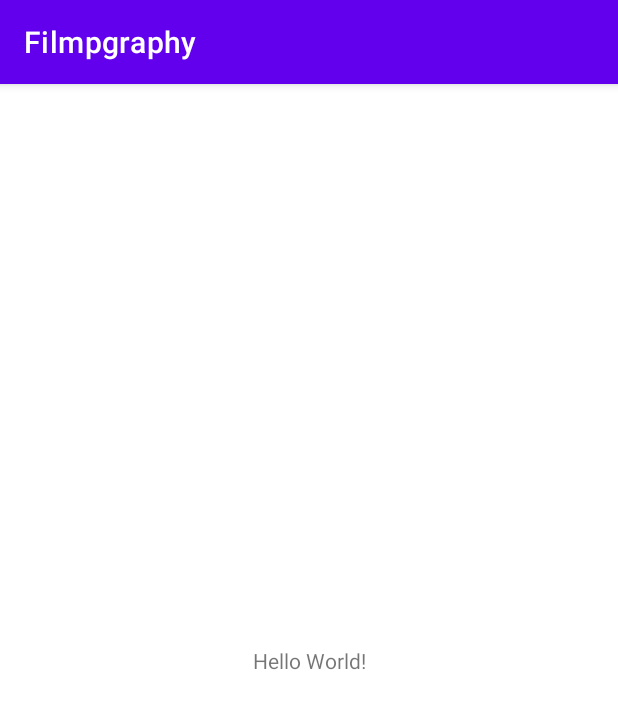
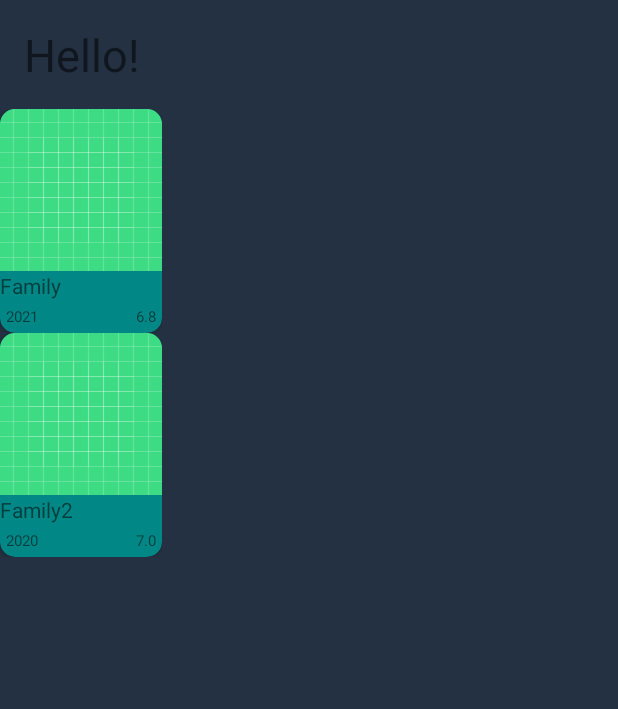
Before and after one commit to GITUG01/Filmography, an Android app: the screen it shows after launch (MainActivity), on a phone screen of 412 x 824 dp. Shown: the top 709 px of the screen. Run offline under Robolectric (Android 15) with nearby library versions, the phone set to English and light mode, and no system bars.

Commit message:
realise film cards in recyclerview

```diff
--- a/app/build.gradle
+++ b/app/build.gradle
@@ -37,6 +37,7 @@ dependencies {
     implementation 'androidx.appcompat:appcompat:1.3.1'
     implementation 'com.google.android.material:material:1.4.0'
     implementation 'androidx.constraintlayout:constraintlayout:2.1.1'
+    implementation 'androidx.legacy:legacy-support-v4:1.0.0'
     testImplementation 'junit:junit:4.+'
     androidTestImplementation 'androidx.test.ext:junit:1.1.3'
     androidTestImplementation 'androidx.test.espresso:espresso-core:3.4.0'
--- /dev/null
+++ b/app/src/main/java/com/gitug01/filmpgraphy/data/impl/FilmRepoImpl.kt
@@ -0,0 +1,34 @@
+package com.gitug01.filmpgraphy.data.impl
+
+import com.gitug01.filmpgraphy.R
+import com.gitug01.filmpgraphy.domain.entity.FilmEntity
+import com.gitug01.filmpgraphy.domain.repo.FilmRepo
+
+class FilmRepoImpl() : FilmRepo{
+
+
+    var counter: Int = 0
+
+    private var cache: ArrayList<FilmEntity> = ArrayList()
+    override fun films(): ArrayList<FilmEntity> {
+        return cache
+    }
+
+
+    override fun addFilm(film: FilmEntity): Int {
+        var newId = ++counter
+        film.id = newId
+        cache.add(film)
+        return newId
+    }
+
+    override fun removeFilm(id: Int) {
+        cache.removeAt(id)
+    }
+
+    override fun editFilm(id: Int, film: FilmEntity) {
+        TODO("Not yet implemented")
+    }
+
+
+}
--- /dev/null
+++ b/app/src/main/java/com/gitug01/filmpgraphy/domain/entity/FilmEntity.kt
@@ -0,0 +1,21 @@
+package com.gitug01.filmpgraphy.domain.entity
+
+import android.media.Image
+
+class FilmEntity(image: Int, name: String, rating: String, year: Int){
+
+    var id: Int? = null
+    var image: Int? = null
+    var name: String? = null
+    var rating: String? = null
+    var year: Int? = null
+
+    init {
+        this.image = image
+        this.name = name
+        this.rating = rating
+        this.year = year
+    }
+
+
+}
--- /dev/null
+++ b/app/src/main/java/com/gitug01/filmpgraphy/domain/repo/FilmRepo.kt
@@ -0,0 +1,13 @@
+package com.gitug01.filmpgraphy.domain.repo
+
+import com.gitug01.filmpgraphy.R
+import com.gitug01.filmpgraphy.domain.entity.FilmEntity
+
+interface FilmRepo {
+
+    fun films(): ArrayList<FilmEntity>
+    fun addFilm(film: FilmEntity): Int
+    fun removeFilm(id: Int)
+    fun editFilm(id: Int, film: FilmEntity)
+
+}
--- /dev/null
+++ b/app/src/main/java/com/gitug01/filmpgraphy/ui/FilmViewHolder.kt
@@ -0,0 +1,16 @@
+package com.gitug01.filmpgraphy.ui
+
+import android.view.View
+import android.widget.TextView
+import androidx.cardview.widget.CardView
+import androidx.recyclerview.widget.RecyclerView
+import com.gitug01.filmpgraphy.R
+
+class FilmViewHolder(itemView: View) : RecyclerView.ViewHolder(itemView) {
+
+    var filmCardView: CardView = itemView.findViewById(R.id.film_container)
+    var name: TextView = itemView.findViewById(R.id.name)
+    var year: TextView = itemView.findViewById(R.id.year)
+    var rating: TextView = itemView.findViewById(R.id.rating)
+
+}
--- /dev/null
+++ b/app/src/main/java/com/gitug01/filmpgraphy/ui/FilmsAdapter.kt
@@ -0,0 +1,37 @@
+package com.gitug01.filmpgraphy.ui
+
+import android.annotation.SuppressLint
+import android.view.LayoutInflater
+import android.view.View
+import android.view.ViewGroup
+import androidx.recyclerview.widget.RecyclerView
+import com.gitug01.filmpgraphy.R
+import com.gitug01.filmpgraphy.domain.entity.FilmEntity
+
+class FilmsAdapter : RecyclerView.Adapter<FilmViewHolder>() {
+    private var data: List<FilmEntity>? = null
+
+    @SuppressLint("NotifyDataSetChanged")
+    fun setData(data: List<FilmEntity>){
+        this.data = ArrayList(data)
+        notifyDataSetChanged()
+    }
+
+        override fun onCreateViewHolder(parent: ViewGroup, viewType: Int): FilmViewHolder {
+            var view: View = LayoutInflater.from(parent.context).inflate(R.layout.film, parent, false)
+            return FilmViewHolder(view)
+    }
+
+    override fun onBindViewHolder(holder: FilmViewHolder, position: Int) {
+        var film: FilmEntity = getItem(position)
+        holder.name.text = film.name
+        holder.year.text = film.year.toString()
+        holder.rating.text = film.rating
+    }
+
+    private fun getItem(position: Int) = data!![position]
+
+    override fun getItemCount(): Int {
+        return data!!.size
+    }
+}
--- a/app/src/main/java/com/gitug01/filmpgraphy/ui/main/MainActivity.kt
+++ b/app/src/main/java/com/gitug01/filmpgraphy/ui/main/MainActivity.kt
@@ -2,11 +2,31 @@ package com.gitug01.filmpgraphy.ui.main
 
 import androidx.appcompat.app.AppCompatActivity
 import android.os.Bundle
+import androidx.annotation.IdRes
+import androidx.annotation.NonNull
+import androidx.fragment.app.Fragment
 import com.gitug01.filmpgraphy.R
+import com.gitug01.filmpgraphy.ui.screens.MainScreen
 
 class MainActivity : AppCompatActivity() {
+
+
     override fun onCreate(savedInstanceState: Bundle?) {
         super.onCreate(savedInstanceState)
         setContentView(R.layout.activity_main)
+
+        replaceFragment(R.id.fragments_container, MainScreen(), false)
+
+    }
+
+    private fun replaceFragment(@IdRes containerViewId: Int,
+                                @NonNull fragment: Fragment,
+                                addToBackStack: Boolean){
+        when(addToBackStack){
+            false -> supportFragmentManager.beginTransaction().
+            replace(containerViewId, fragment).commit()
+            true -> supportFragmentManager.beginTransaction().
+            replace(containerViewId, fragment).addToBackStack(null).commit()
+        }
     }
 }
--- /dev/null
+++ b/app/src/main/java/com/gitug01/filmpgraphy/ui/screens/MainScreen.kt
@@ -0,0 +1,50 @@
+package com.gitug01.filmpgraphy.ui.screens
+
+import android.os.Bundle
+import android.util.Log
+import androidx.fragment.app.Fragment
+import android.view.LayoutInflater
+import android.view.View
+import android.view.ViewGroup
+import androidx.recyclerview.widget.LinearLayoutManager
+import androidx.recyclerview.widget.RecyclerView
+import com.gitug01.filmpgraphy.R
+import com.gitug01.filmpgraphy.data.impl.FilmRepoImpl
+import com.gitug01.filmpgraphy.domain.entity.FilmEntity
+import com.gitug01.filmpgraphy.domain.repo.FilmRepo
+import com.gitug01.filmpgraphy.ui.FilmsAdapter
+
+class MainScreen : Fragment() {
+
+    var recyclerView: RecyclerView? = null
+    var filmRepo: FilmRepo = FilmRepoImpl()
+    var adapter: FilmsAdapter = FilmsAdapter()
+
+    override fun onCreate(savedInstanceState: Bundle?) {
+        Log.d("@@@", "start")
+        super.onCreate(savedInstanceState)
+    }
+
+    override fun onCreateView(
+        inflater: LayoutInflater, container: ViewGroup?,
+        savedInstanceState: Bundle?
+    ): View? {
+        Log.d("@@@", "Create")
+        return inflater.inflate(R.layout.fragment_main_screen, container, false)
+    }
+
+    override fun onViewCreated(view: View, savedInstanceState: Bundle?) {
+
+        recyclerView = view.findViewById(R.id.main_recycler)
+        recyclerView!!.layoutManager = LinearLayoutManager(context)
+        recyclerView!!.adapter = adapter
+        adapter.setData(filmRepo.films())
+
+        filmRepo.addFilm(FilmEntity(R.drawable.ic_launcher_background, "Family", "6.8", 2021))
+        filmRepo.addFilm(FilmEntity(R.drawable.ic_launcher_background, "Family2", "7.0", 2020))
+        adapter.setData(filmRepo.films())
+
+        super.onViewCreated(view, savedInstanceState)
+        Log.d("@@@", "onViewCreated")
+    }
+}
--- a/app/src/main/res/layout/activity_main.xml
+++ b/app/src/main/res/layout/activity_main.xml
@@ -1,18 +1,15 @@
 <?xml version="1.0" encoding="utf-8"?>
-<androidx.constraintlayout.widget.ConstraintLayout xmlns:android="http://schemas.android.com/apk/res/android"
-    xmlns:app="http://schemas.android.com/apk/res-auto"
+<LinearLayout
+    xmlns:android="http://schemas.android.com/apk/res/android"
     xmlns:tools="http://schemas.android.com/tools"
     android:layout_width="match_parent"
+    android:gravity="center"
     android:layout_height="match_parent"
     tools:context=".ui.main.MainActivity">
 
-    <TextView
-        android:layout_width="wrap_content"
-        android:layout_height="wrap_content"
-        android:text="Hello World!"
-        app:layout_constraintBottom_toBottomOf="parent"
-        app:layout_constraintLeft_toLeftOf="parent"
-        app:layout_constraintRight_toRightOf="parent"
-        app:layout_constraintTop_toTopOf="parent" />
+    <FrameLayout
+        android:id="@+id/fragments_container"
+        android:layout_width="match_parent"
+        android:layout_height="match_parent"/>
 
-</androidx.constraintlayout.widget.ConstraintLayout>
+</LinearLayout>
--- /dev/null
+++ b/app/src/main/res/layout/film.xml
@@ -0,0 +1,81 @@
+<?xml version="1.0" encoding="utf-8"?>
+<LinearLayout xmlns:android="http://schemas.android.com/apk/res/android"
+    android:layout_width="wrap_content"
+    android:layout_height="wrap_content"
+    xmlns:app="http://schemas.android.com/apk/res-auto"
+    xmlns:tools="http://schemas.android.com/tools">
+
+    <androidx.cardview.widget.CardView
+        android:id="@+id/film_container"
+        android:layout_width="wrap_content"
+        android:layout_height="wrap_content"
+        app:cardBackgroundColor="@color/teal_700"
+        app:cardCornerRadius="10dp">
+
+        <LinearLayout
+            android:layout_width="match_parent"
+            android:layout_height="wrap_content"
+            android:orientation="vertical">
+
+            <ImageView
+                android:id="@+id/image"
+                android:layout_width="wrap_content"
+                android:layout_height="wrap_content"
+                android:src="@drawable/ic_launcher_background"/>
+
+            <TextView
+                android:id="@+id/name"
+                android:layout_width="match_parent"
+                android:layout_height="wrap_content"
+                android:layout_marginRight="20dp"
+                tools:text="name"
+                android:maxLines="1"/>
+
+            <RelativeLayout
+                android:layout_width="match_parent"
+                android:layout_height="wrap_content">
+
+                <TextView
+                    android:id="@+id/year"
+                    android:layout_width="wrap_content"
+                    android:layout_height="wrap_content"
+                    android:layout_marginStart="4dp"
+                    android:layout_marginTop="4dp"
+                    android:layout_marginEnd="4dp"
+                    android:layout_marginBottom="4dp"
+                    android:ellipsize="end"
+                    android:maxLines="10"
+                    android:textSize="10sp"
+                    tools:text="2020" />
+
+                <TextView
+                    android:id="@+id/rating"
+                    android:layout_width="wrap_content"
+                    android:layout_height="wrap_content"
+                    android:layout_alignParentRight="true"
+                    android:layout_marginStart="4dp"
+                    android:layout_marginTop="4dp"
+                    android:layout_marginEnd="4dp"
+                    android:layout_marginBottom="4dp"
+                    android:textSize="10sp"
+                    tools:text="6.9" />
+
+            </RelativeLayout>
+
+<!--            <LinearLayout-->
+<!--                android:layout_width="wrap_content"-->
+<!--                android:layout_height="wrap_content"-->
+<!--                android:orientation="horizontal">-->
+
+<!--                -->
+
+<!--            </LinearLayout>-->
+
+
+
+        </LinearLayout>
+
+
+    </androidx.cardview.widget.CardView>
+
+</LinearLayout>
--- /dev/null
+++ b/app/src/main/res/layout/fragment_main_screen.xml
@@ -0,0 +1,22 @@
+<?xml version="1.0" encoding="utf-8"?>
+<LinearLayout xmlns:android="http://schemas.android.com/apk/res/android"
+    xmlns:tools="http://schemas.android.com/tools"
+    android:layout_width="match_parent"
+    android:layout_height="match_parent"
+    android:background="@color/background"
+    android:orientation="vertical"
+    tools:context=".ui.screens.MainScreen">
+
+    <TextView
+        android:layout_width="wrap_content"
+        android:layout_height="wrap_content"
+        android:layout_margin="16dp"
+        android:text="Hello!"
+        android:textSize="30sp" />
+
+    <androidx.recyclerview.widget.RecyclerView
+        android:id="@+id/main_recycler"
+        android:layout_width="match_parent"
+        android:layout_height="match_parent" />
+
+</LinearLayout>
--- a/app/src/main/res/values/colors.xml
+++ b/app/src/main/res/values/colors.xml
@@ -7,4 +7,5 @@
     <color name="teal_700">#FF018786</color>
     <color name="black">#FF000000</color>
     <color name="white">#FFFFFFFF</color>
+    <color name="background">#233142</color>
 </resources>
--- a/app/src/main/res/values/strings.xml
+++ b/app/src/main/res/values/strings.xml
@@ -1,3 +1,5 @@
 <resources>
     <string name="app_name">Filmpgraphy</string>
+    <!-- TODO: Remove or change this placeholder text -->
+    <string name="hello_blank_fragment">Hello blank fragment</string>
 </resources>
--- a/app/src/main/res/values/themes.xml
+++ b/app/src/main/res/values/themes.xml
@@ -1,9 +1,9 @@
 <resources xmlns:tools="http://schemas.android.com/tools">
     <!-- Base application theme. -->
-    <style name="Theme.Filmpgraphy" parent="Theme.MaterialComponents.DayNight.DarkActionBar">
+    <style name="Theme.Filmpgraphy" parent="Theme.MaterialComponents.DayNight.NoActionBar">
         <!-- Primary brand color. -->
-        <item name="colorPrimary">@color/purple_500</item>
-        <item name="colorPrimaryVariant">@color/purple_700</item>
+        <item name="colorPrimary">@color/background</item>
+        <item name="colorPrimaryVariant">@color/background</item>
         <item name="colorOnPrimary">@color/white</item>
         <!-- Secondary brand color. -->
         <item name="colorSecondary">@color/teal_200</item>
```
